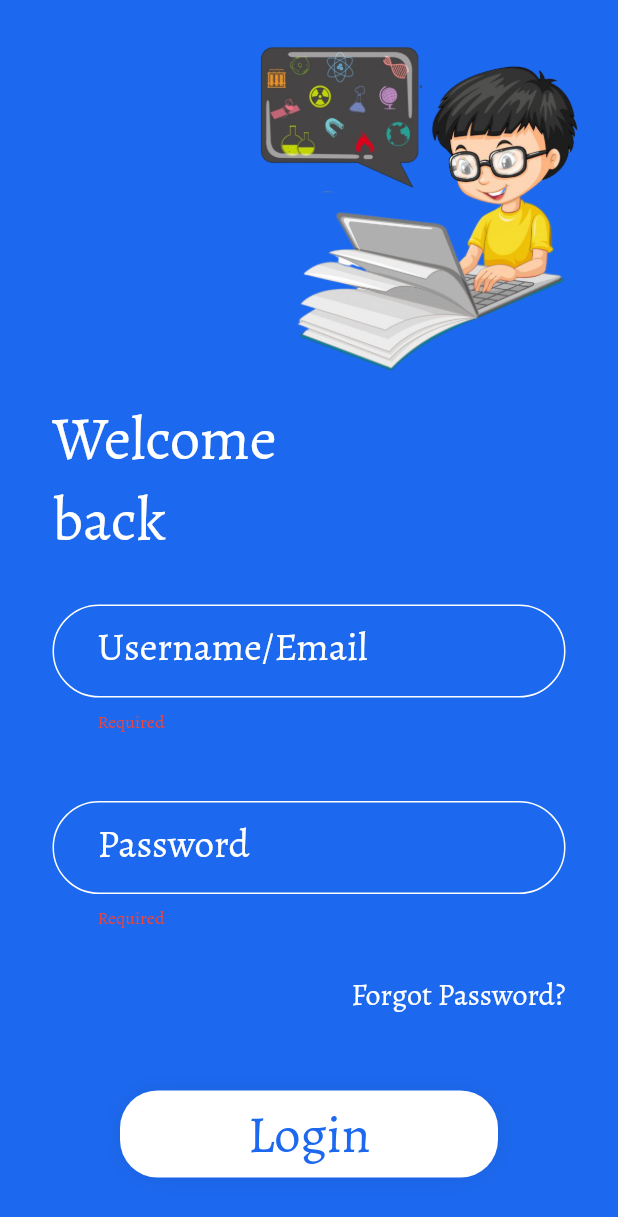
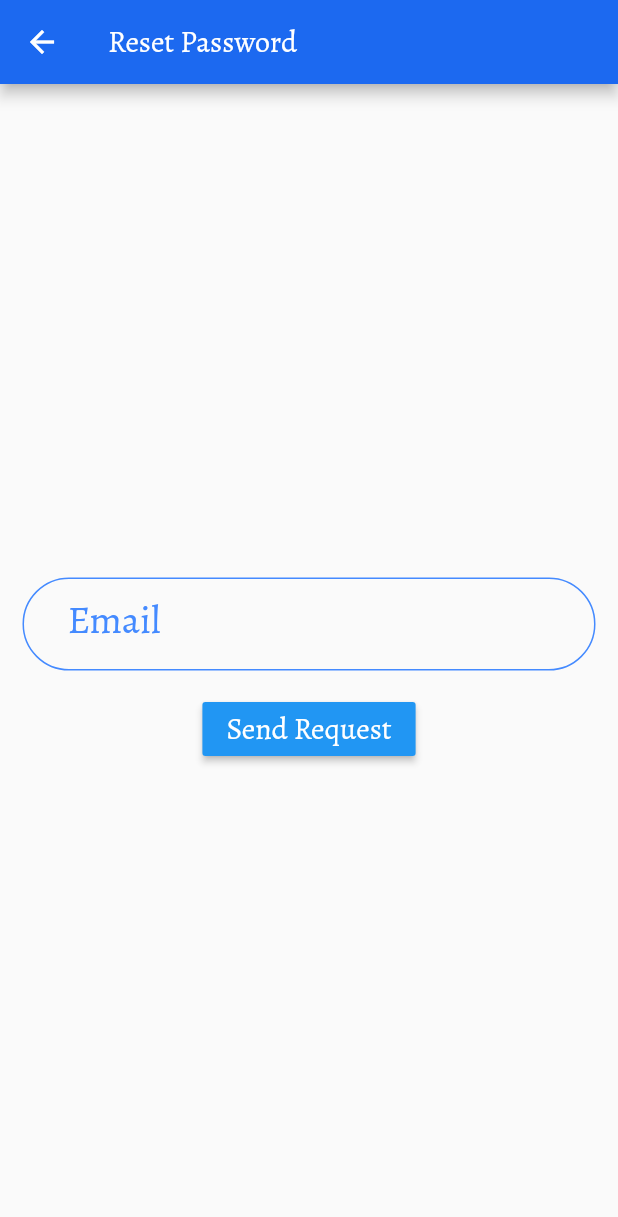
Before and after one commit to rktejesh/SupernovaCircuit, a Flutter app: the LoginPage screen opened directly, after a tap on "Forgot Password?", on a phone screen of 412 x 824 dp. Shown: the top 1217 px of the screen. Run offline on Flutter 3.47's test engine with Material 2 defaults, Android fonts, the phone set to English and light mode, and no system bars; our stand-ins replace bubble_tab_indicator, cloud_firestore, firebase_auth, firebase_core, firebase_database, flutter_spinkit and 6 more; missing offline and left inert: adobe_xd, flutter_facebook_login, github_sign_in; accounts and stored records are empty; network calls fail.

Commit message:
Reset password

```diff
--- a/fest_o_mania/lib/XDevent_page.dart
+++ b/fest_o_mania/lib/XDevent_page.dart
@@ -1,9 +1,10 @@
 import 'package:flutter/material.dart';
 import 'package:adobe_xd/pinned.dart';
 import 'package:adobe_xd/page_link.dart';
-import 'src/views/ui/Hackathon.dart';
+//import 'src/views/ui/Hackathon.dart';
 import 'package:flutter_svg/flutter_svg.dart';
 
+// ignore: camel_case_types
 class XDevent_page extends StatelessWidget {
   XDevent_page({
     Key key,
--- a/fest_o_mania/lib/src/views/ui/LoginPage.dart
+++ b/fest_o_mania/lib/src/views/ui/LoginPage.dart
@@ -1,5 +1,6 @@
 import 'dart:ui';
 import 'package:fest_o_mania/src/views/ui/ChoicePage.dart';
+import 'package:fest_o_mania/src/views/ui/Reset.dart';
 import 'package:fest_o_mania/src/views/utils/LandingPage.dart';
 import 'package:firebase_auth/firebase_auth.dart';
 import 'package:flutter/material.dart';
@@ -183,13 +184,14 @@ class _LoginPageState extends State<LoginPage> {
                   padding:
                       const EdgeInsets.only(bottom: 30, right: 15, left: 15),
                   child: InkWell(
-                    onTap: () {},
-                    child: Text(
-                      'Forgot Password?',
-                      textAlign: TextAlign.right,
-                      style: TextStyle(fontSize: 20, color: Colors.white),
+                    child: TextButton(
+                      child: Text('Forgot Password?',
+                      style: TextStyle(fontSize: 20, color: Colors.white),),
+                      onPressed: () => Navigator.of(context).push(
+                  MaterialPageRoute(builder: (context) => ResetScreen()),
                     ),
                   ),
+                ),
                 ),
                 SizedBox(
                   width: double.infinity,
--- /dev/null
+++ b/fest_o_mania/lib/src/views/ui/Reset.dart
@@ -0,0 +1,90 @@
+
+import 'package:firebase_auth/firebase_auth.dart';
+import 'package:flutter/material.dart';
+import 'package:form_field_validator/form_field_validator.dart';
+
+class ResetScreen extends StatefulWidget {
+  @override
+  _ResetScreenState createState() => _ResetScreenState();
+}
+
+class _ResetScreenState extends State<ResetScreen> {
+  String _email;
+  final auth = FirebaseAuth.instance;
+
+  @override
+  Widget build(BuildContext context) {
+    return Scaffold(
+      appBar: AppBar(title: Text('Reset Password'),
+      backgroundColor: const Color(0xff1c69f0),),
+      body: Column(
+        mainAxisAlignment: MainAxisAlignment.center,
+        children: [
+           Padding(
+                        padding: const EdgeInsets.all(15.0),
+                        child: TextFormField(
+                          style: TextStyle(color: Colors.blueAccent),
+                          keyboardType: TextInputType.emailAddress,
+                          decoration: InputDecoration(
+                              contentPadding: EdgeInsets.only(
+                                  left: 30, right: 20, top: 20, bottom: 20),
+                              labelText: 'Email',
+                              focusedBorder: OutlineInputBorder(
+                                  borderRadius: BorderRadius.circular(40),
+                                  borderSide: BorderSide(
+                                    color: Colors.blueAccent,
+                                  )),
+                              enabledBorder: OutlineInputBorder(
+                                  borderRadius: BorderRadius.circular(40),
+                                  borderSide: BorderSide(
+                                    color: Colors.blueAccent,
+                                  )),
+                              disabledBorder: OutlineInputBorder(
+                                  borderRadius: BorderRadius.circular(40),
+                                  borderSide: BorderSide(
+                                    color: Colors.blueAccent,
+                                  )),
+                              errorBorder: OutlineInputBorder(
+                                  borderRadius: BorderRadius.circular(40),
+                                  borderSide: BorderSide(
+                                    color: Colors.blueAccent,
+                                  )),
+                              focusedErrorBorder: OutlineInputBorder(
+                                  borderRadius: BorderRadius.circular(40),
+                                  borderSide: BorderSide(
+                                    color: Colors.blueAccent,
+                                  )),
+                              labelStyle:
+                                  TextStyle(fontSize: 26, color: Colors.blueAccent)),
+                          onChanged: (value) {
+                            setState(() {
+                              _email = value.trim();
+                            });
+                          },
+                          validator: MultiValidator([
+                            RequiredValidator(errorText: "Required"),
+                            EmailValidator(
+                                errorText: "Not valid Email pattern"),
+                          ]),
+                        ),
+                      ),
+          Row(
+            mainAxisAlignment: MainAxisAlignment.spaceAround,
+            children: [
+              RaisedButton(
+                child: Text('Send Request',
+                style: TextStyle(fontSize: 20, color: Colors.white),),
+                onPressed: () {
+                  auth.sendPasswordResetEmail(email: _email);
+                  Navigator.of(context).pop();
+                },
+                color: Theme.of(context).accentColor,
+              ),
+
+            ],
+          ),
+
+        ],),
+    );
+  }
+}
```
Also changed, not shown: fest_o_mania/pubspec.lock (added).
